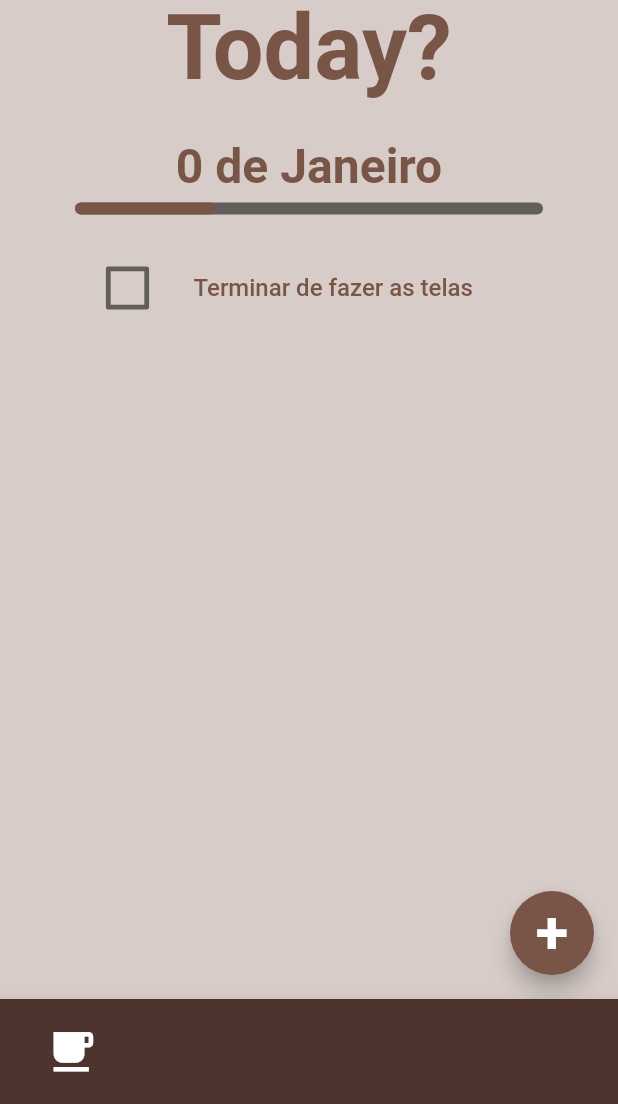
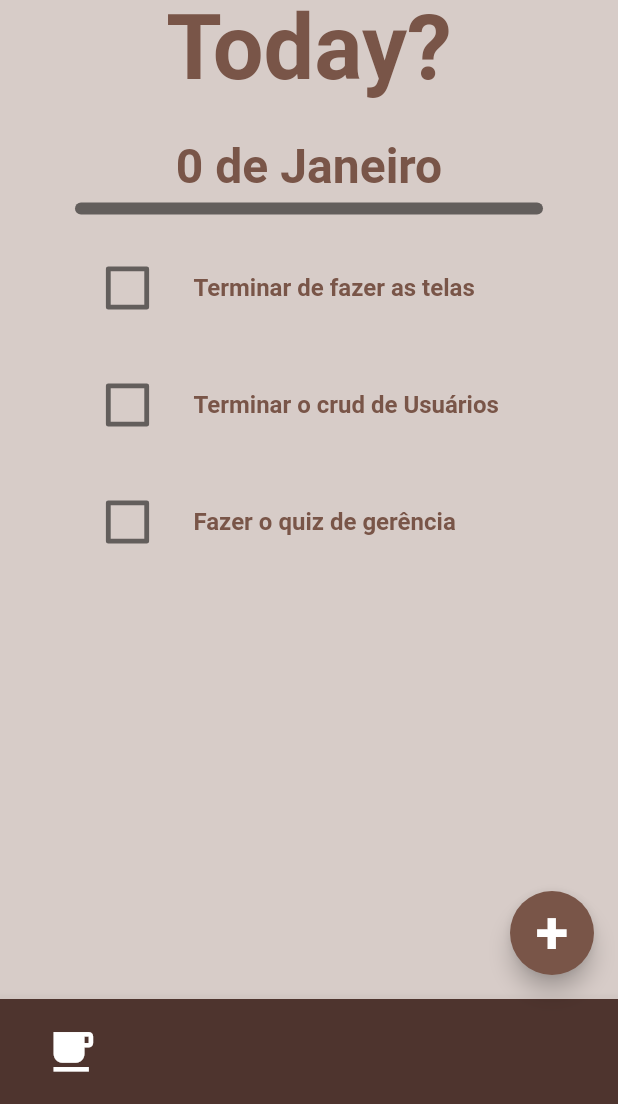
Before and after one commit to LucasS20/What-to-do-today, a Flutter app: the DayDetails screen opened directly with sample values from the repository, on a phone screen of 412 x 824 dp, the part 132-1236 px from its top. Run offline on Flutter 3.47's test engine with Material 2 defaults, Android fonts, the phone set to English and light mode, and no system bars; our stand-ins replace carousel_slider.

Commit message:
feat: update progressBar

```diff
--- a/Codigo/wtdt/lib/components/ProgressBar.dart
+++ b/Codigo/wtdt/lib/components/ProgressBar.dart
@@ -19,17 +19,18 @@ class _ProgressBarState extends State<ProgressBar> with TickerProviderStateMixin
 
   double? progress;
 
+
   @override
   Widget build(BuildContext context){
 
-    double currentProgress = progress ?? 0;
+    double? currentProgress = progress;
 
-    return const Padding(
-      padding:  EdgeInsets.only(right: 50.0, left: 50.0),
+    return Padding(
+      padding:  const EdgeInsets.only(right: 50.0, left: 50.0),
       child:  LinearProgressIndicator(
-        value: 0.3,
+        value: currentProgress ?? 0,
         minHeight: 8,
-        borderRadius: BorderRadius.all(Radius.circular(5.0)),
+        borderRadius:const  BorderRadius.all(Radius.circular(5.0)),
         color: Colors.brown,
         backgroundColor: Colors.black54,
       ),
--- a/Codigo/wtdt/lib/components/checkBoxWeek/CheckBoxDay.dart
+++ b/Codigo/wtdt/lib/components/checkBoxWeek/CheckBoxDay.dart
@@ -3,20 +3,22 @@
 import 'package:flutter/material.dart';
 
 class CheckboxDay extends StatefulWidget {
-  const CheckboxDay({super.key, required this.label});
+  const CheckboxDay({super.key, required this.label, this.onChecked});
 
   final String label;
+  final VoidCallback? onChecked;
 
   @override
   // ignore: no_logic_in_create_state
-  State<CheckboxDay> createState() => _CheckboxDayState(label: label);
+  State<CheckboxDay> createState() => _CheckboxDayState(label: label, onChecked: onChecked);
 }
 
 class _CheckboxDayState extends State<CheckboxDay> {
-  _CheckboxDayState({required this.label});
+  _CheckboxDayState({required this.label, this.onChecked});
 
   bool isChecked = false;
   final String label;
+  final VoidCallback? onChecked;
 
   @override
   Widget build(BuildContext context) {
@@ -46,6 +48,7 @@ class _CheckboxDayState extends State<CheckboxDay> {
               onChanged: (bool? value) {
                 setState(() {
                   isChecked = value!;
+                  onChecked!();
                 });
               },
             ),
@@ -55,9 +58,9 @@ class _CheckboxDayState extends State<CheckboxDay> {
           padding: const EdgeInsets.only(left: 15),
           child: Text(label,
           style:  TextStyle(
-            color: isChecked ? Colors.brown.shade300 : Colors.brown,
+            color: isChecked ? Colors.brown.shade400 : Colors.brown,
             fontSize: 16,
-            fontWeight: FontWeight.w500,
+            fontWeight: FontWeight.w600,
             decoration: isChecked ? TextDecoration.lineThrough : null
 
           ),),
--- a/Codigo/wtdt/lib/pages/DayDetails.dart
+++ b/Codigo/wtdt/lib/pages/DayDetails.dart
@@ -1,4 +1,6 @@
 // ignore_for_file: file_names
+
+import 'dart:math';
 
 import 'package:flutter/material.dart';
 import 'package:wtdt/components/ProgressBar.dart';
@@ -12,8 +14,15 @@ class DayDetails extends StatelessWidget {
   final int day;
   final Month month;
 
+
+
   @override
   Widget build(BuildContext context) {
+    int totalTask = 10;
+    int taskMade = Random().nextInt(10);
+    double percent = (taskMade / totalTask);
+
+
     int numberMonth = month.numberOfMonth;
     String mes = month.getNameMonth();
     return Scaffold(
@@ -25,50 +34,54 @@ class DayDetails extends StatelessWidget {
         title: const Header(firstPart: 'What to do', secondtPart: 'Today?'),
         centerTitle: true,
       ),
-      body:  Center(
+      body: SingleChildScrollView(
+        child: Center(
             child: Column(
           children: <Widget>[
             Padding(
-              padding:  const EdgeInsets.only(top: 20, bottom: 5),
-              child: Text("$day de $mes",
-                style:  const TextStyle(
+              padding: const EdgeInsets.only(top: 20, bottom: 5),
+              child: Text(
+                "$day de $mes",
+                style: const TextStyle(
                     fontSize: 32,
                     fontWeight: FontWeight.bold,
-                  color: Colors.brown
+                    color: Colors.brown),
               ),
             ),
+            Padding(
+              padding: const EdgeInsets.only(bottom: 20),
+              child: ProgressBar(progress: percent),
             ),
-            const Padding(
-              padding:   EdgeInsets.only(bottom: 20),
-              child: ProgressBar(),
+            Column(
+              children: List.generate(listTask.length, (index) {
+                return  SizedBox(
+                  width: 300,
+                  child: Padding(
+                    padding: const EdgeInsets.only(bottom: 20),
+                    child: CheckboxDay(label: listTask[index], onChecked: ()=>{}),
                   ),
-            const SizedBox(
-              width: 300,
-              child:  Padding(
-                padding:   EdgeInsets.only(bottom: 20),
-                child: CheckboxDay(label: "Terminar de fazer as telas"),
-              ),
-            ),
+                );
+              }),
+            )
           ],
-        )
+        )),
       ),
       floatingActionButton: FloatingActionButton(
         onPressed: () {
-          Navigator.push(context,  MaterialPageRoute(
-          builder: (context) {
+          Navigator.push(context, MaterialPageRoute(builder: (context) {
             return const AddTask();
-          }
-        ));
+          }));
         },
         foregroundColor: Colors.brown[200],
         backgroundColor: Colors.brown,
-
-        child: const Text("+",
+        child: const Text(
+          "+",
           style: TextStyle(
             color: Colors.white,
             fontWeight: FontWeight.bold,
             fontSize: 40,
-        ),),
+          ),
+        ),
       ),
       bottomNavigationBar: BottomAppBar(
         color: Colors.brown[800],
@@ -85,3 +98,9 @@ class DayDetails extends StatelessWidget {
     );
   }
 }
+
+const List<String> listTask = <String>[
+  "Terminar de fazer as telas",
+  "Terminar o crud de Usuários",
+  "Fazer o quiz de gerência",
+];
```
Lines whose indentation alone changed are shown as unchanged.
